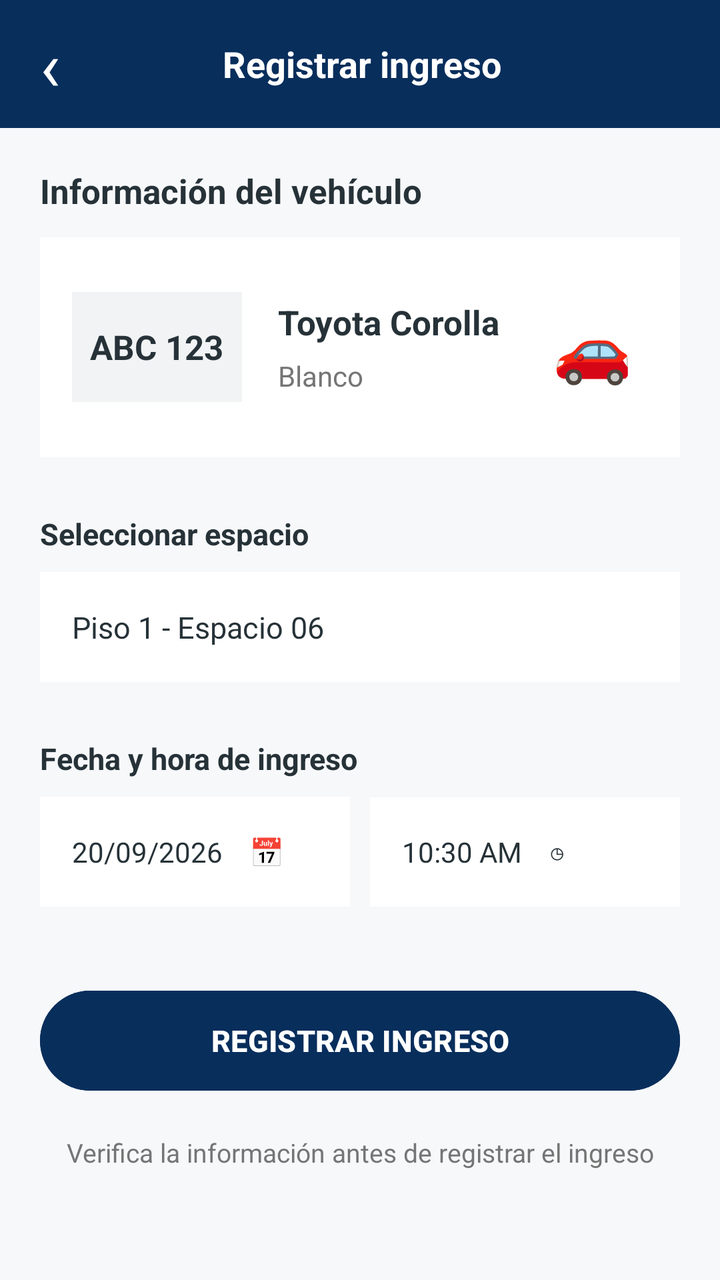
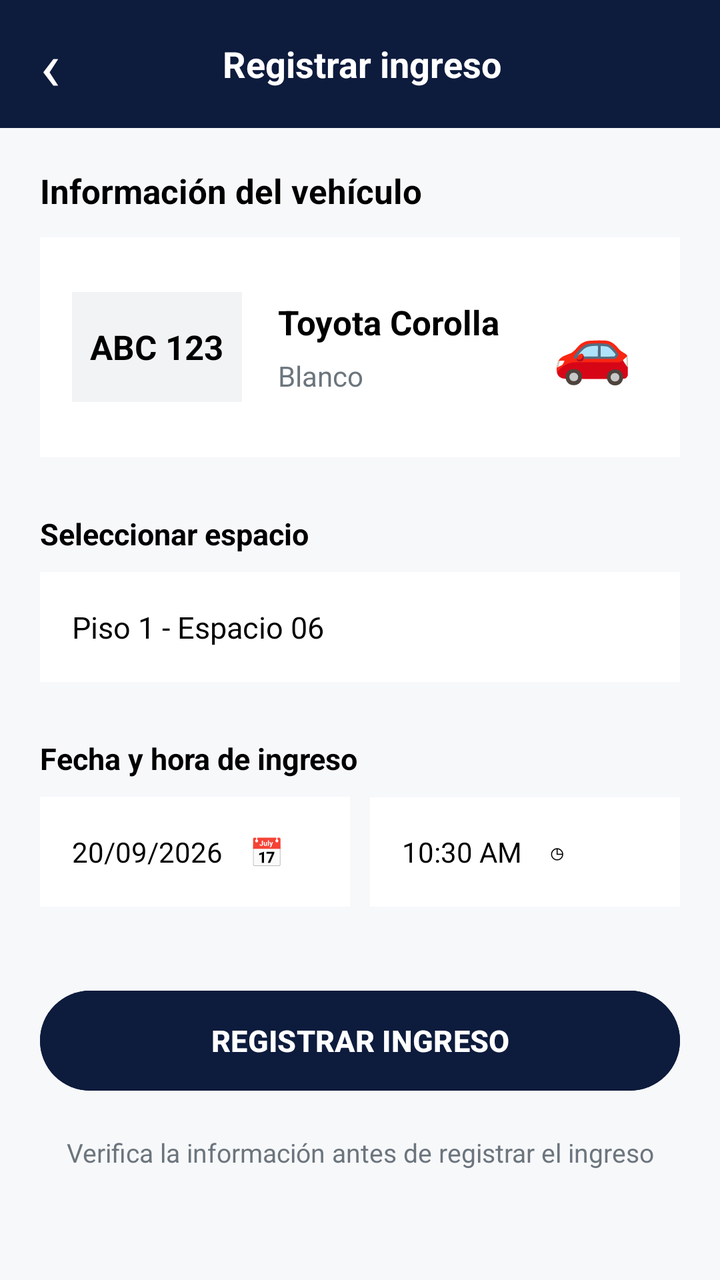

An Android layout rendered at two revisions. The XML below is the earlier revision; the diff shows what the commit changed to produce the second picture.
<!-- AndroidManifest.xml: application theme Theme.ParkControl -->
<!-- res/layout/activity_register_entry.xml -->
<?xml version="1.0" encoding="utf-8"?>
<ScrollView xmlns:android="http://schemas.android.com/apk/res/android"
    xmlns:tools="http://schemas.android.com/tools"
    android:id="@+id/main"
    android:layout_width="match_parent"
    android:layout_height="match_parent"
    android:fillViewport="true"
    android:background="#F7F8FA"
    tools:context=".RegisterEntryActivity">

    <LinearLayout
        android:layout_width="match_parent"
        android:layout_height="wrap_content"
        android:orientation="vertical">

        
        <LinearLayout
            android:layout_width="match_parent"
            android:layout_height="64dp"
            android:background="#082E5C"
            android:gravity="center_vertical"
            android:orientation="horizontal"
            android:paddingStart="20dp"
            android:paddingEnd="20dp">

            <TextView
                android:id="@+id/btnBack"
                android:layout_width="wrap_content"
                android:layout_height="match_parent"
                android:gravity="center"
                android:paddingEnd="15dp"
                android:text="‹"
                android:textColor="#FFFFFF"
                android:textSize="34sp"
                android:clickable="true"
                android:focusable="true" />

            <TextView
                android:layout_width="0dp"
                android:layout_height="wrap_content"
                android:layout_weight="1"
                android:gravity="center"
                android:text="Registrar ingreso"
                android:textColor="#FFFFFF"
                android:textSize="18sp"
                android:textStyle="bold" />

            <View
                android:layout_width="24dp"
                android:layout_height="1dp" />

        </LinearLayout>

        <LinearLayout
            android:layout_width="match_parent"
            android:layout_height="wrap_content"
            android:orientation="vertical"
            android:padding="20dp">

            
            <TextView
                android:layout_width="wrap_content"
                android:layout_height="wrap_content"
                android:text="Información del vehículo"
                android:textColor="#263238"
                android:textSize="17sp"
                android:textStyle="bold" />

            
            <LinearLayout
                android:layout_width="match_parent"
                android:layout_height="110dp"
                android:layout_marginTop="12dp"
                android:background="#FFFFFF"
                android:gravity="center_vertical"
                android:orientation="horizontal"
                android:padding="16dp">

                <TextView
                    android:layout_width="85dp"
                    android:layout_height="55dp"
                    android:background="#F1F3F5"
                    android:gravity="center"
                    android:text="ABC 123"
                    android:textColor="#263238"
                    android:textSize="17sp"
                    android:textStyle="bold" />

                <LinearLayout
                    android:layout_width="0dp"
                    android:layout_height="wrap_content"
                    android:layout_marginStart="18dp"
                    android:layout_weight="1"
                    android:orientation="vertical">

                    <TextView
                        android:layout_width="wrap_content"
                        android:layout_height="wrap_content"
                        android:text="Toyota Corolla"
                        android:textColor="#263238"
                        android:textSize="17sp"
                        android:textStyle="bold" />

                    <TextView
                        android:layout_width="wrap_content"
                        android:layout_height="wrap_content"
                        android:layout_marginTop="6dp"
                        android:text="Blanco"
                        android:textColor="#757575"
                        android:textSize="14sp" />

                </LinearLayout>

                <TextView
                    android:layout_width="55dp"
                    android:layout_height="55dp"
                    android:gravity="center"
                    android:text="🚗"
                    android:textSize="32sp" />

            </LinearLayout>

            
            <TextView
                android:layout_width="wrap_content"
                android:layout_height="wrap_content"
                android:layout_marginTop="28dp"
                android:text="Seleccionar espacio"
                android:textColor="#263238"
                android:textSize="15sp"
                android:textStyle="bold" />

            <TextView
                android:id="@+id/txtSelectedSpace"
                android:layout_width="match_parent"
                android:layout_height="55dp"
                android:layout_marginTop="9dp"
                android:background="#FFFFFF"
                android:gravity="center_vertical"
                android:paddingStart="16dp"
                android:paddingEnd="16dp"
                android:text="Piso 1 - Espacio 06"
                android:textColor="#263238"
                android:textSize="15sp" />

            
            <TextView
                android:layout_width="wrap_content"
                android:layout_height="wrap_content"
                android:layout_marginTop="28dp"
                android:text="Fecha y hora de ingreso"
                android:textColor="#263238"
                android:textSize="15sp"
                android:textStyle="bold" />

            <LinearLayout
                android:layout_width="match_parent"
                android:layout_height="wrap_content"
                android:layout_marginTop="9dp"
                android:orientation="horizontal">

                <TextView
                    android:id="@+id/txtEntryDate"
                    android:layout_width="0dp"
                    android:layout_height="55dp"
                    android:layout_weight="1"
                    android:background="#FFFFFF"
                    android:gravity="center_vertical"
                    android:paddingStart="16dp"
                    android:text="20/09/2026    📅"
                    android:textColor="#263238"
                    android:textSize="14sp" />

                <View
                    android:layout_width="10dp"
                    android:layout_height="1dp" />

                <TextView
                    android:id="@+id/txtEntryTime"
                    android:layout_width="0dp"
                    android:layout_height="55dp"
                    android:layout_weight="1"
                    android:background="#FFFFFF"
                    android:gravity="center_vertical"
                    android:paddingStart="16dp"
                    android:text="10:30 AM    ◷"
                    android:textColor="#263238"
                    android:textSize="14sp" />

            </LinearLayout>

            
            <Button
                android:id="@+id/btnRegisterEntry"
                android:layout_width="match_parent"
                android:layout_height="58dp"
                android:layout_marginTop="38dp"
                android:backgroundTint="#082E5C"
                android:text="REGISTRAR INGRESO"
                android:textColor="#FFFFFF"
                android:textSize="15sp"
                android:textStyle="bold" />

            <TextView
                android:layout_width="match_parent"
                android:layout_height="wrap_content"
                android:layout_marginTop="18dp"
                android:gravity="center"
                android:text="Verifica la información antes de registrar el ingreso"
                android:textColor="#757575"
                android:textSize="13sp" />

        </LinearLayout>

    </LinearLayout>

</ScrollView>
<!-- resources referenced by this layout -->
<resources>
  <style name="Theme.ParkControl" parent="Base.Theme.ParkControl" />
  <style name="Base.Theme.ParkControl" parent="Theme.Material3.DayNight.NoActionBar">
          
          
      </style>
</resources>

<!-- the commit's change to res/layout/activity_register_entry.xml (unified diff, before → after) -->
@@ -17,7 +17,7 @@
         <LinearLayout
             android:layout_width="match_parent"
             android:layout_height="64dp"
-            android:background="#082E5C"
+            android:background="@color/primary_blue"
             android:gravity="center_vertical"
             android:orientation="horizontal"
             android:paddingStart="20dp"
@@ -30,7 +30,7 @@
                 android:gravity="center"
                 android:paddingEnd="15dp"
                 android:text="‹"
-                android:textColor="#FFFFFF"
+                android:textColor="@color/white"
                 android:textSize="34sp"
                 android:clickable="true"
                 android:focusable="true" />
@@ -41,7 +41,7 @@
                 android:layout_weight="1"
                 android:gravity="center"
                 android:text="Registrar ingreso"
-                android:textColor="#FFFFFF"
+                android:textColor="@color/white"
                 android:textSize="18sp"
                 android:textStyle="bold" />
 
@@ -58,20 +58,21 @@
             android:padding="20dp">
 
             
+
+            
             <TextView
                 android:layout_width="wrap_content"
                 android:layout_height="wrap_content"
                 android:text="Información del vehículo"
-                android:textColor="#263238"
+                android:textColor="@color/black"
                 android:textSize="17sp"
                 android:textStyle="bold" />
 
-            
             <LinearLayout
                 android:layout_width="match_parent"
                 android:layout_height="110dp"
                 android:layout_marginTop="12dp"
-                android:background="#FFFFFF"
+                android:background="@color/white"
                 android:gravity="center_vertical"
                 android:orientation="horizontal"
                 android:padding="16dp">
@@ -82,7 +83,7 @@
                     android:background="#F1F3F5"
                     android:gravity="center"
                     android:text="ABC 123"
-                    android:textColor="#263238"
+                    android:textColor="@color/black"
                     android:textSize="17sp"
                     android:textStyle="bold" />
 
@@ -97,7 +98,7 @@
                         android:layout_width="wrap_content"
                         android:layout_height="wrap_content"
                         android:text="Toyota Corolla"
-                        android:textColor="#263238"
+                        android:textColor="@color/black"
                         android:textSize="17sp"
                         android:textStyle="bold" />
 
@@ -106,7 +107,7 @@
                         android:layout_height="wrap_content"
                         android:layout_marginTop="6dp"
                         android:text="Blanco"
-                        android:textColor="#757575"
+                        android:textColor="@color/grey_text"
                         android:textSize="14sp" />
 
                 </LinearLayout>
@@ -126,7 +127,7 @@
                 android:layout_height="wrap_content"
                 android:layout_marginTop="28dp"
                 android:text="Seleccionar espacio"
-                android:textColor="#263238"
+                android:textColor="@color/black"
                 android:textSize="15sp"
                 android:textStyle="bold" />
 
@@ -135,12 +136,12 @@
                 android:layout_width="match_parent"
                 android:layout_height="55dp"
                 android:layout_marginTop="9dp"
-                android:background="#FFFFFF"
+                android:background="@color/white"
                 android:gravity="center_vertical"
                 android:paddingStart="16dp"
                 android:paddingEnd="16dp"
                 android:text="Piso 1 - Espacio 06"
-                android:textColor="#263238"
+                android:textColor="@color/black"
                 android:textSize="15sp" />
 
             
@@ -149,7 +150,7 @@
                 android:layout_height="wrap_content"
                 android:layout_marginTop="28dp"
                 android:text="Fecha y hora de ingreso"
-                android:textColor="#263238"
+                android:textColor="@color/black"
                 android:textSize="15sp"
                 android:textStyle="bold" />
 
@@ -164,11 +165,11 @@
                     android:layout_width="0dp"
                     android:layout_height="55dp"
                     android:layout_weight="1"
-                    android:background="#FFFFFF"
+                    android:background="@color/white"
                     android:gravity="center_vertical"
                     android:paddingStart="16dp"
                     android:text="20/09/2026    📅"
-                    android:textColor="#263238"
+                    android:textColor="@color/black"
                     android:textSize="14sp" />
 
                 <View
@@ -180,11 +181,11 @@
                     android:layout_width="0dp"
                     android:layout_height="55dp"
                     android:layout_weight="1"
-                    android:background="#FFFFFF"
+                    android:background="@color/white"
                     android:gravity="center_vertical"
                     android:paddingStart="16dp"
                     android:text="10:30 AM    ◷"
-                    android:textColor="#263238"
+                    android:textColor="@color/black"
                     android:textSize="14sp" />
 
             </LinearLayout>
@@ -195,9 +196,9 @@
                 android:layout_width="match_parent"
                 android:layout_height="58dp"
                 android:layout_marginTop="38dp"
-                android:backgroundTint="#082E5C"
+                android:backgroundTint="@color/primary_blue"
                 android:text="REGISTRAR INGRESO"
-                android:textColor="#FFFFFF"
+                android:textColor="@color/white"
                 android:textSize="15sp"
                 android:textStyle="bold" />
 
@@ -207,7 +208,7 @@
                 android:layout_marginTop="18dp"
                 android:gravity="center"
                 android:text="Verifica la información antes de registrar el ingreso"
-                android:textColor="#757575"
+                android:textColor="@color/grey_text"
                 android:textSize="13sp" />
 
         </LinearLayout>
<!-- resource entries referenced after the edit -->
@@ -1,7 +1,12 @@
 <!-- resources referenced by this layout -->
 <resources>
+  <color name="black">#000000</color>
+  <color name="grey_text">#6C757D</color>
+  <color name="primary_blue">#0D1B3D</color>
+  <color name="white">#FFFFFF</color>
   <style name="Theme.ParkControl" parent="Base.Theme.ParkControl" />
   <style name="Base.Theme.ParkControl" parent="Theme.Material3.DayNight.NoActionBar">
+          
           
           
       </style>
